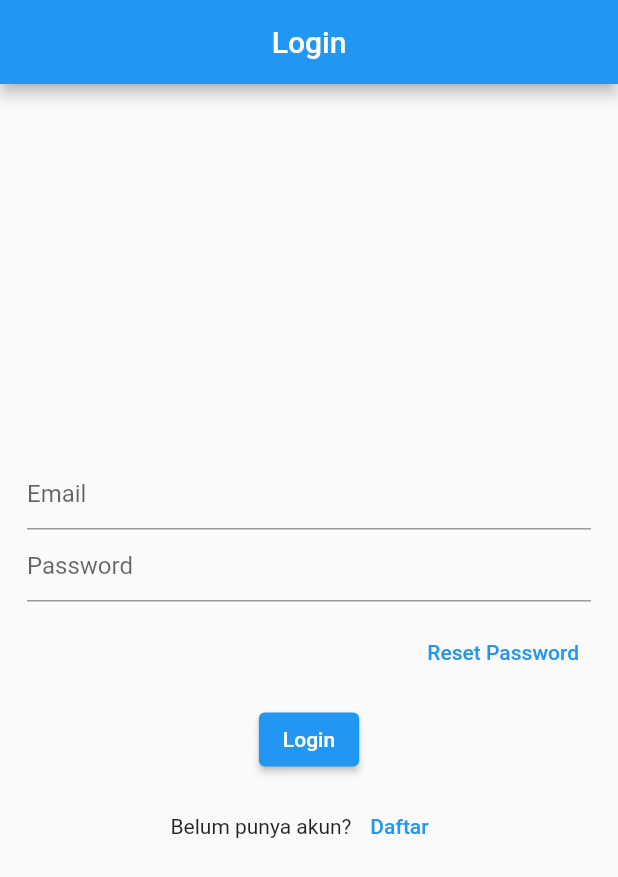
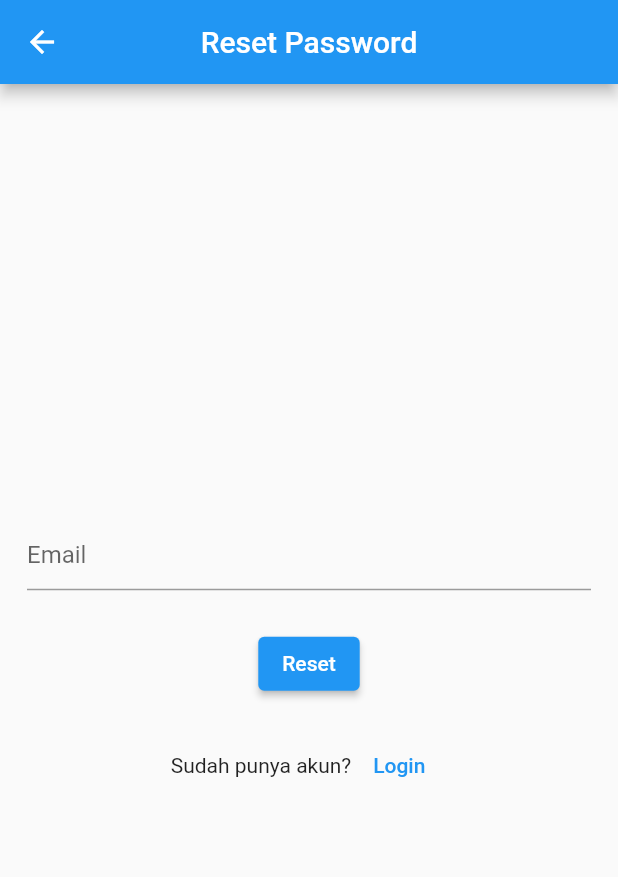
Before and after one commit to DanishMaula/Flutter-Firebase, a Flutter app: the screen it shows after launch, after a tap on "Reset Password", on a phone screen of 412 x 824 dp. Shown: the top 877 px of the screen. Run offline on Flutter 3.47's test engine with Material 2 defaults, Android fonts, the light colour scheme and no system bars; our stand-ins replace cloud_firestore, firebase_auth, firebase_core, get; accounts and stored records are empty.

Commit message:
Membuat fungsi reset password dan menambahkan cloud firestore (Create & Read)

```diff
--- a/lib/app/modules/login/views/login_view.dart
+++ b/lib/app/modules/login/views/login_view.dart
@@ -7,7 +7,6 @@ import '../../../routes/app_pages.dart';
 import '../controllers/login_controller.dart';
 
 class LoginView extends GetView<LoginController> {
-
   final authC = Get.find<AuthController>();
 
   @override
@@ -23,7 +22,7 @@ class LoginView extends GetView<LoginController> {
             mainAxisAlignment: MainAxisAlignment.center,
             children: [
               TextField(
-                controller:controller.emailC,
+                controller: controller.emailC,
                 decoration: InputDecoration(
                   hintText: 'Email',
                 ),
@@ -37,14 +36,18 @@ class LoginView extends GetView<LoginController> {
               SizedBox(height: 10),
               Align(
                 alignment: Alignment.centerRight,
-                child:
-                    TextButton(onPressed: () {}, child: Text('Reset Password')),
+                child: TextButton(
+                    onPressed: () {
+                      Get.toNamed(Routes.RESET_PASSWORD);
+                    },
+                    child: Text('Reset Password')),
               ),
               SizedBox(
                 height: 10,
               ),
               ElevatedButton(
-                  onPressed: () => authC.login(controller.emailC.text, controller.passwordC.text),
+                  onPressed: () => authC.login(
+                      controller.emailC.text, controller.passwordC.text),
                   child: Text('Login')),
               SizedBox(
                 height: 10,
--- /dev/null
+++ b/lib/app/modules/reset_password/bindings/reset_password_binding.dart
@@ -0,0 +1,12 @@
+import 'package:get/get.dart';
+
+import '../controllers/reset_password_controller.dart';
+
+class ResetPasswordBinding extends Bindings {
+  @override
+  void dependencies() {
+    Get.lazyPut<ResetPasswordController>(
+      () => ResetPasswordController(),
+    );
+  }
+}
--- /dev/null
+++ b/lib/app/modules/reset_password/controllers/reset_password_controller.dart
@@ -0,0 +1,13 @@
+import 'package:flutter/material.dart';
+import 'package:get/get.dart';
+
+class ResetPasswordController extends GetxController {
+   TextEditingController emailC = TextEditingController();
+
+  @override
+  void onClose() {
+    emailC.dispose();
+    super.onClose();
+
+  }
+}
--- /dev/null
+++ b/lib/app/modules/reset_password/views/reset_password_view.dart
@@ -0,0 +1,49 @@
+import 'package:flutter/material.dart';
+
+import 'package:get/get.dart';
+import 'package:latihan_firebase1/app/controllers/auth_controller.dart';
+
+import '../controllers/reset_password_controller.dart';
+
+class ResetPasswordView extends GetView<ResetPasswordController> {
+  final authC = Get.find<AuthController>();
+
+  @override
+   Widget build(BuildContext context) {
+    return Scaffold(
+        appBar: AppBar(
+          title: Text('Reset Password'),
+          centerTitle: true,
+        ),
+        body: Padding(
+          padding: EdgeInsets.all(18),
+          child: Column(
+            mainAxisAlignment: MainAxisAlignment.center,
+            children: [
+              TextField(
+                controller: controller.emailC,
+                decoration: InputDecoration(
+                  hintText: 'Email',
+                ),
+              ),
+              SizedBox(
+                height: 25,
+              ),
+              ElevatedButton(
+                  onPressed: () => authC.resetPassword(controller.emailC.text),
+                  child: Text('Reset')),
+                  SizedBox(height: 20,),
+                  Row(
+                    mainAxisAlignment: MainAxisAlignment.center,
+                    children: [
+                      Text('Sudah punya akun?'),
+                      TextButton(onPressed: () => Get.back(), child: Text('Login'))
+                    ],
+                  )
+
+            ],
+          ),
+        )
+        );
+  }
+}
--- a/lib/app/routes/app_pages.dart
+++ b/lib/app/routes/app_pages.dart
@@ -1,9 +1,13 @@
 import 'package:get/get.dart';
 
+import 'package:latihan_firebase1/app/modules/add_page/bindings/add_page_binding.dart';
+import 'package:latihan_firebase1/app/modules/add_page/views/add_page_view.dart';
 import 'package:latihan_firebase1/app/modules/home/bindings/home_binding.dart';
 import 'package:latihan_firebase1/app/modules/home/views/home_view.dart';
 import 'package:latihan_firebase1/app/modules/login/bindings/login_binding.dart';
 import 'package:latihan_firebase1/app/modules/login/views/login_view.dart';
+import 'package:latihan_firebase1/app/modules/reset_password/bindings/reset_password_binding.dart';
+import 'package:latihan_firebase1/app/modules/reset_password/views/reset_password_view.dart';
 import 'package:latihan_firebase1/app/modules/signup/bindings/signup_binding.dart';
 import 'package:latihan_firebase1/app/modules/signup/views/signup_view.dart';
 
@@ -30,5 +34,15 @@ class AppPages {
       page: () => SignupView(),
       binding: SignupBinding(),
     ),
+    GetPage(
+      name: _Paths.RESET_PASSWORD,
+      page: () => ResetPasswordView(),
+      binding: ResetPasswordBinding(),
+    ),
+    GetPage(
+      name: _Paths.ADD_PAGE,
+      page: () => AddPageView(),
+      binding: AddPageBinding(),
+    ),
   ];
 }
--- a/lib/app/routes/app_routes.dart
+++ b/lib/app/routes/app_routes.dart
@@ -7,10 +7,14 @@ abstract class Routes {
   static const HOME = _Paths.HOME;
   static const LOGIN = _Paths.LOGIN;
   static const SIGNUP = _Paths.SIGNUP;
+  static const RESET_PASSWORD = _Paths.RESET_PASSWORD;
+  static const ADD_PAGE = _Paths.ADD_PAGE;
 }
 
 abstract class _Paths {
   static const HOME = '/home';
   static const LOGIN = '/login';
   static const SIGNUP = '/signup';
+  static const RESET_PASSWORD = '/reset-password';
+  static const ADD_PAGE = '/add-page';
 }
--- a/pubspec.yaml
+++ b/pubspec.yaml
@@ -10,6 +10,7 @@ dependencies:
   get: 4.6.5
   firebase_core: 1.22.0
   firebase_auth: 3.8.0
+  cloud_firestore: 3.4.6
   flutter:
     sdk: flutter
 
```
Also changed, not shown: lib/app/controllers/auth_controller.dart (+30 -2 lines), lib/app/modules/add_page/bindings/add_page_binding.dart (added, +12 -0 lines), lib/app/modules/add_page/controllers/add_page_controller.dart (added, +54 -0 lines), lib/app/modules/add_page/views/add_page_view.dart (added, +46 -0 lines), lib/app/modules/home/controllers/home_controller.dart (+26 -12 lines), lib/app/modules/home/views/home_view.dart (+27 -5 lines), pubspec.lock, 1 other file.
